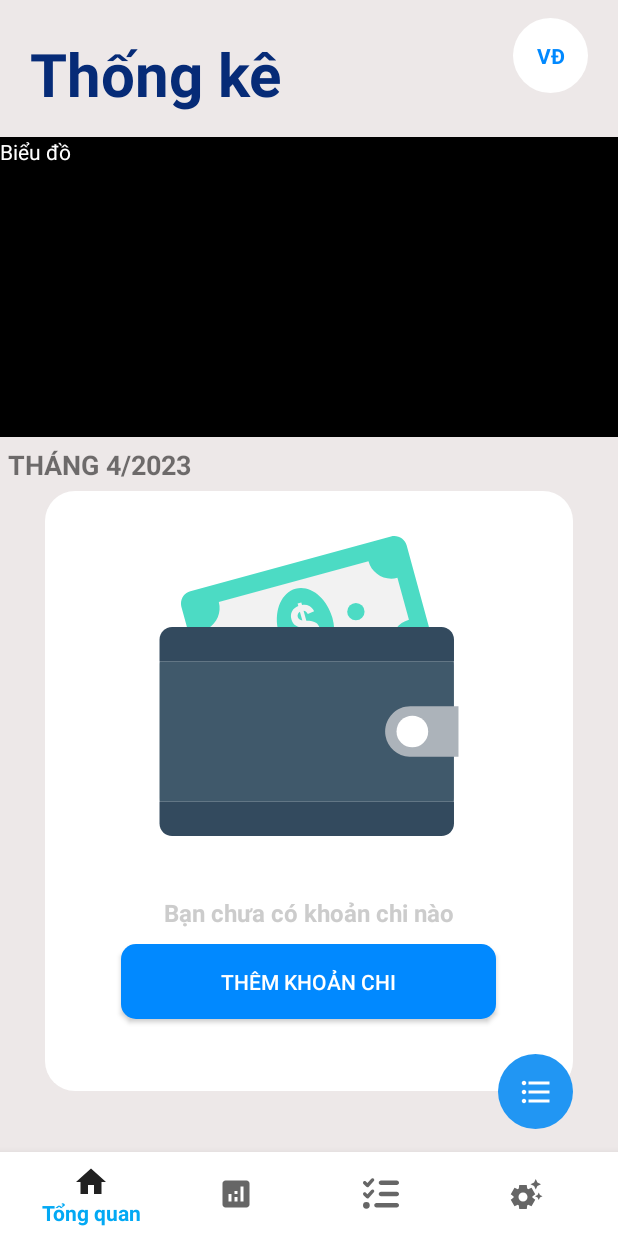
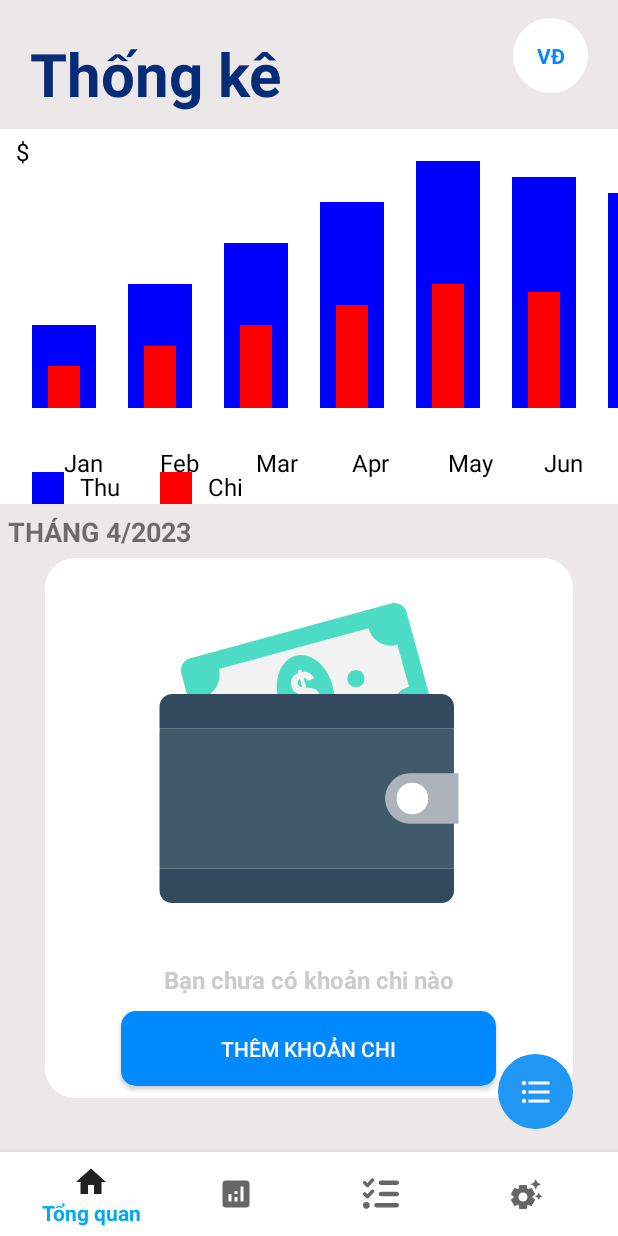
Before and after one commit to VNKaiSer/SmEx-App-Mobie, an Android app: the fragment Analysis placed in its activity, on a phone screen of 412 x 824 dp. Run offline under Robolectric (Android 15) with nearby library versions, the phone set to English and light mode, and no system bars; 1 statement that could not run was skipped.

Commit message:
"add chart to anaalyst"

```diff
--- a/app/build.gradle
+++ b/app/build.gradle
@@ -37,4 +37,5 @@ dependencies {
     testImplementation 'junit:junit:4.13.2'
     androidTestImplementation 'com.android.support.test.espresso:espresso-core:3.0.2'
     implementation 'com.google.android.material:material:1.8.0'
+
 }
--- a/app/src/main/java/com/example/smex_app_android/services/impl/KhoanThuServiceImpl.java
+++ b/app/src/main/java/com/example/smex_app_android/services/impl/KhoanThuServiceImpl.java
@@ -9,12 +9,13 @@ import com.example.smex_app_android.models.KhoanThu;
 import com.example.smex_app_android.repositories.KhoanChiProvider;
 import com.example.smex_app_android.repositories.KhoanThuProvider;
 import com.example.smex_app_android.services.CRUDService;
+import com.example.smex_app_android.services.KhoanThuService;
 
 import java.text.ParseException;
 import java.util.ArrayList;
 import java.util.List;
 
-public class KhoanThuServiceImpl implements CRUDService<KhoanThu> {
+public class KhoanThuServiceImpl implements KhoanThuService {
     private KhoanThuProvider khoanChiProvider;
     private Context context;
 
--- a/app/src/main/java/com/example/smex_app_android/views/Analysis.java
+++ b/app/src/main/java/com/example/smex_app_android/views/Analysis.java
@@ -18,6 +18,11 @@ public class Analysis extends Fragment {
     public View onCreateView(LayoutInflater inflater, ViewGroup container,
                              Bundle savedInstanceState) {
         // Inflate the layout for this fragment
-        return inflater.inflate(R.layout.activity_analysis, container, false);
+        View view = inflater.inflate(R.layout.activity_analysis, container, false);
+        BarChartView chart = view.findViewById(R.id.bieuDo);
+        float[] thuData = {2000, 1000, 1500, 2000, 600, 1500, 3000, 2000, 500, 8000, 2000, 1200};
+        float[] chiData = {1000, 500, 1000, 900, 300, 800, 1400, 1500, 200, 3000, 1000, 1300};
+
+        return view;
     }
 }
--- /dev/null
+++ b/app/src/main/java/com/example/smex_app_android/views/BarChartView.java
@@ -0,0 +1,120 @@
+package com.example.smex_app_android.views;
+
+import android.content.Context;
+import android.graphics.Canvas;
+import android.graphics.Color;
+import android.graphics.Paint;
+import android.util.AttributeSet;
+import android.view.View;
+
+import android.content.Context;
+import android.graphics.Canvas;
+import android.graphics.Color;
+import android.graphics.Paint;
+import android.util.AttributeSet;
+import android.view.View;
+
+public class BarChartView extends View {
+    private Paint mPaint;
+    private int mWidth;
+    private int mHeight;
+    private int mPadding;
+    private int mBarWidth;
+    private int[] mData;
+    private String[] mLabels;
+    private int[] mExpenses;
+
+    public BarChartView(Context context) {
+        super(context);
+        init();
+    }
+
+    public BarChartView(Context context, AttributeSet attrs) {
+        super(context, attrs);
+        init();
+    }
+
+    private void init() {
+        mPaint = new Paint(Paint.ANTI_ALIAS_FLAG);
+        mPaint.setStyle(Paint.Style.FILL);
+        mPadding = 32;
+        mBarWidth = 64;
+        mData = new int[]{1000, 1500, 2000, 2500, 3000, 2800, 2600, 2400, 2200, 2000, 1800, 1600};
+        mLabels = new String[]{"Jan", "Feb", "Mar", "Apr", "May", "Jun", "Jul", "Aug", "Sep", "Oct", "Nov", "Dec"};
+        mExpenses = new int[]{500, 750, 1000, 1250, 1500, 1400, 1300, 1200, 1100, 1000, 900, 800};
+    }
+
+    @Override
+    protected void onMeasure(int widthMeasureSpec, int heightMeasureSpec) {
+        super.onMeasure(widthMeasureSpec, heightMeasureSpec);
+        mWidth = MeasureSpec.getSize(widthMeasureSpec);
+        mHeight = MeasureSpec.getSize(heightMeasureSpec);
+    }
+
+    @Override
+    protected void onDraw(Canvas canvas) {
+        super.onDraw(canvas);
+
+        // Draw white background
+        mPaint.setColor(Color.WHITE);
+        canvas.drawRect(0, 0, mWidth, mHeight, mPaint);
+
+        // Draw y-axis label
+        mPaint.setColor(Color.BLACK);
+        mPaint.setTextSize(24);
+        canvas.drawText("$", mPadding / 2, mPadding, mPaint);
+
+        int maxData = getMaxData();
+        int barHeight = mHeight - mPadding * 3 - 32;
+
+        // Draw bars
+        for (int i = 0; i < mData.length; i++) {
+            int barLeft = mPadding + i * (mBarWidth + mPadding);
+            int barRight = barLeft + mBarWidth;
+            int barTop = mPadding + (int) ((1 - (float) mData[i] / maxData) * barHeight);
+            int barBottom = mHeight - mPadding * 2 - 32;
+
+            mPaint.setColor(Color.BLUE);
+            canvas.drawRect(barLeft, barTop, barRight, barBottom, mPaint);
+
+            // Draw expense bar
+            int expenseBarLeft = barLeft + mBarWidth / 4;
+            int expenseBarRight = barRight - mBarWidth / 4;
+            int expenseBarTop = mPadding + (int) ((1 - (float) mExpenses[i] / maxData) * barHeight);
+            int expenseBarBottom = mHeight - mPadding * 2 - 32;
+
+            mPaint.setColor(Color.RED);
+            canvas.drawRect(expenseBarLeft, expenseBarTop, expenseBarRight, expenseBarBottom, mPaint);
+        }
+
+        // Draw x-axis label
+        mPaint.setColor(Color.BLACK);
+        mPaint.setTextSize(24);
+        for (int i = 0; i < mLabels.length; i++) {
+            int labelX = mPadding + i * (mBarWidth + mPadding) + mBarWidth / 2;
+            int labelY = mHeight - mPadding;
+            canvas.drawText(mLabels[i], labelX, labelY, mPaint);
+        }
+
+        mPaint.setColor(Color.BLUE);
+        canvas.drawRect(mPadding, mHeight - mPadding, mPadding + 32, mHeight - mPadding + 32, mPaint);
+        mPaint.setColor(Color.BLACK);
+        mPaint.setTextSize(24);
+        canvas.drawText("Thu", mPadding + 48, mHeight - mPadding + 24, mPaint);
+
+        mPaint.setColor(Color.RED);
+        canvas.drawRect(mPadding + 128, mHeight - mPadding, mPadding + 160, mHeight - mPadding + 32, mPaint);
+        mPaint.setColor(Color.BLACK);
+        canvas.drawText("Chi", mPadding + 176, mHeight - mPadding + 24, mPaint);
+    }
+
+    private int getMaxData() {
+        int max = 0;
+        for (int data : mData) {
+            if (data > max) {
+                max = data;
+            }
+        }
+        return max;
+    }
+}
--- a/app/src/main/java/com/example/smex_app_android/views/Home.java
+++ b/app/src/main/java/com/example/smex_app_android/views/Home.java
@@ -66,12 +66,14 @@ public class Home extends Fragment {
         TextView txtUserName = view.findViewById(R.id.userName);
         TextView txtMoneyUsed = view.findViewById(R.id.moneyUsed);
         ImageView imageView = view.findViewById(R.id.imgThemKhoanThu);
+        TextView statusChi = view.findViewById(R.id.statusChi);
         if (khoanChiService.checkUsedMoneyThisDay()){
             ListView viewKhoanChi = view.findViewById(R.id.viewKhoanChi);
             ArrayAdapter<String> adapter = new ArrayAdapter<>(getContext(), android.R.layout.simple_list_item_1,khoanChiService.getKhoanChiStringByDay());
             viewKhoanChi.setAdapter(adapter);
             viewKhoanChi.setVisibility(View.VISIBLE);
             imageView.setVisibility(View.GONE);
+            statusChi.setText("Bạn đã chi " + adapter.getCount() + " khoản cho hôm nay");
         }
         txtMoney.setText("$" + currentPrice);
         txtUserName.setText("Hi, "+user);
--- a/app/src/main/java/com/example/smex_app_android/views/Setting.java
+++ b/app/src/main/java/com/example/smex_app_android/views/Setting.java
@@ -44,8 +44,7 @@ public class Setting extends Fragment {
         listView.setAdapter(adapterApp);
         listView.setOnItemClickListener((adapterView, view1, i, l) -> {
            if(i == 0){
-               Intent intent = new Intent(getContext(), SettingGeneral.class);
-               startActivity(intent);
+
            }
         });
 
--- a/app/src/main/java/com/example/smex_app_android/views/Spending.java
+++ b/app/src/main/java/com/example/smex_app_android/views/Spending.java
@@ -239,6 +239,12 @@ public class Spending extends AppCompatActivity {
             //return  false;
         }
 
+        UserService userService = new UserServiceImpl(this);
+        if (userService.getMoney() < Double.parseDouble(money)){
+            Toast.makeText(this, "Số tiền còn lại không đủ chi cho khoản này", Toast.LENGTH_SHORT).show();
+            return false;
+        }
+
         Toast.makeText(this, "Thêm thành công", Toast.LENGTH_SHORT).show();
 
         View rootView = getWindow().getDecorView().findViewById(android.R.id.content);
--- a/app/src/main/res/layout/activity_analysis.xml
+++ b/app/src/main/res/layout/activity_analysis.xml
@@ -16,6 +16,7 @@
         >
 
         <TextView
+            android:id="@+id/title"
             android:layout_width="wrap_content"
             android:layout_height="wrap_content"
             android:text="Thống kê"
@@ -45,15 +46,11 @@
     </RelativeLayout>
 
 
-    <TextView
+    <com.example.smex_app_android.views.BarChartView
         android:id="@+id/bieuDo"
         android:layout_width="match_parent"
-        android:layout_height="200dp"
-        android:layout_below="@+id/linear1"
-        android:layout_marginTop="5dp"
-        android:background="@color/black"
-        android:text="Biểu đồ"
-        android:textColor="@color/white" />
+        android:layout_height="250dp"
+        android:layout_below="@+id/linear1"/>
 
 
     <TextView
@@ -70,7 +67,7 @@
 
     <LinearLayout
         android:layout_width="match_parent"
-        android:layout_height="400dp"
+        android:layout_height="360dp"
         android:layout_below="@id/linkMoneyAnalysis"
         android:layout_centerInParent="true"
         android:layout_marginHorizontal="30dp"
--- a/app/src/main/res/layout/analysis.xml
+++ b/app/src/main/res/layout/analysis.xml
@@ -58,8 +58,7 @@
         android:textStyle="bold"
         android:textSize="18dp"
         android:layout_marginLeft="5dp"/>
-
-    <TextView
+    <com.example.smex_app_android.views.DualColumnChart
         android:id="@+id/bieuDo"
         android:layout_width="match_parent"
         android:layout_height="200dp"
--- a/app/src/main/res/layout/home.xml
+++ b/app/src/main/res/layout/home.xml
@@ -21,7 +21,7 @@
         android:layout_height="wrap_content"
         android:layout_marginLeft="18dp"
         android:layout_marginTop="20dp"
-        android:text="$0"
+        android:text="Chúc một ngày tốt lành"
         android:textColor="#fff"
         android:textSize="20dp" />
 
```
Also changed, not shown: app/src/main/java/com/example/smex_app_android/services/KhoanThuService.java (added, +8 -0 lines), app/src/main/java/com/example/smex_app_android/views/DualColumnChart.java (added, +111 -0 lines), gradle.properties (+0 -15 lines), build.gradle (line endings or trailing spaces).
